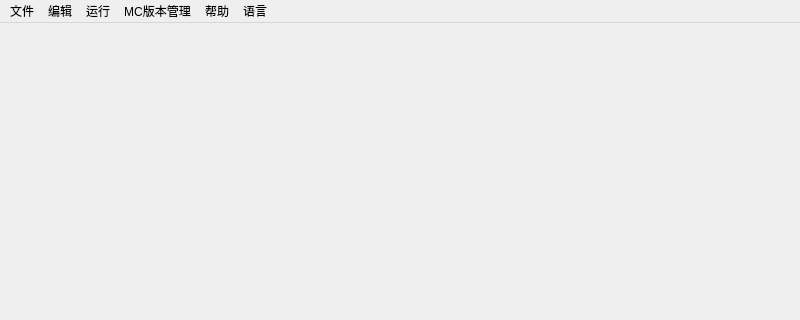
Before: the Qt Designer form UI/DatapacksEditors.ui in Wzp-2008/DatapacksEditors, drawn with Qt 5; both pictures show x 0 to 800 and y 0 to 320 of the 800 by 600 pixel window.
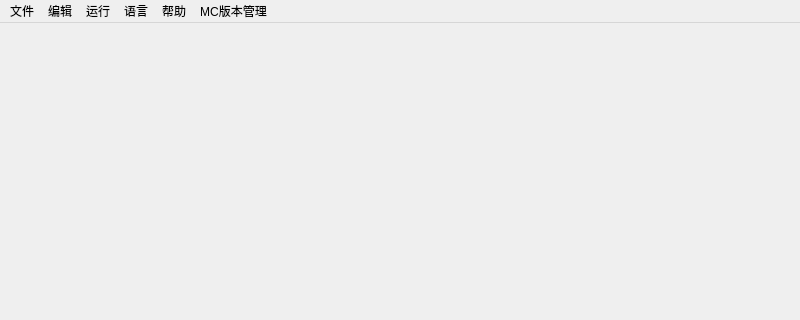
After: the same form once the commit is applied.

Commit message: docs:Change of location

Diff of the .ui file:
```diff
--- a/UI/DatapacksEditors.ui
+++ b/UI/DatapacksEditors.ui
@@ -77,9 +77,9 @@
    <addaction name="file"/>
    <addaction name="edit"/>
    <addaction name="run"/>
-   <addaction name="MC"/>
-   <addaction name="help"/>
    <addaction name="language"/>
+   <addaction name="help"/>
+   <addaction name="MC"/>
   </widget>
   <widget class="QStatusBar" name="statusbar"/>
   <action name="new_project">
```
The commit also changes 2 other files.
